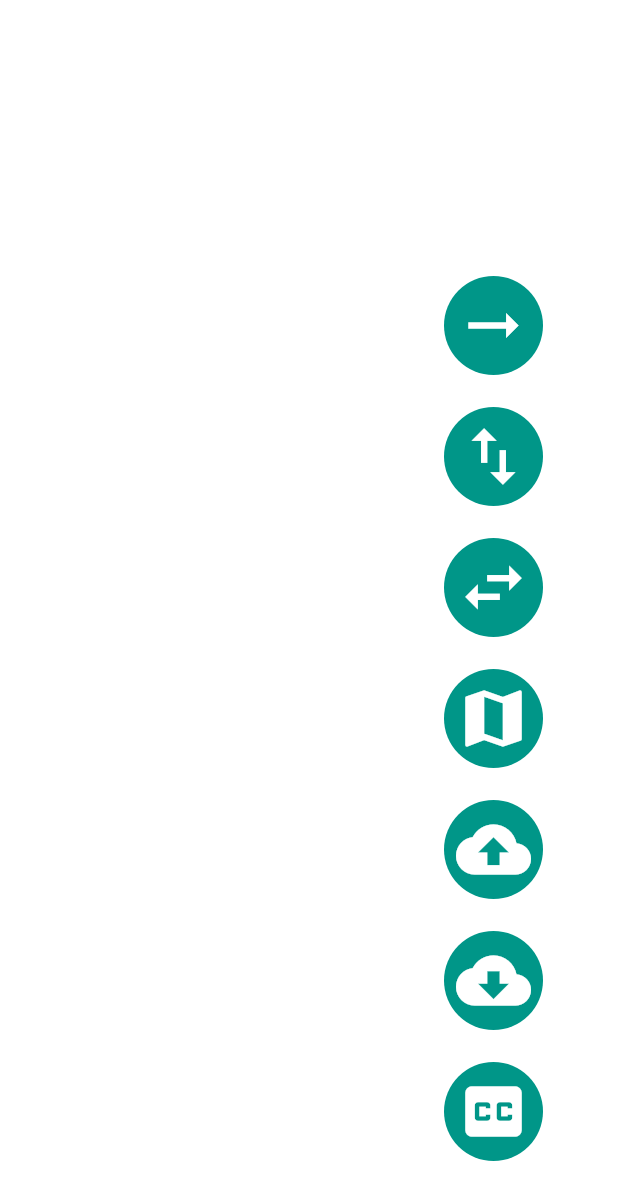
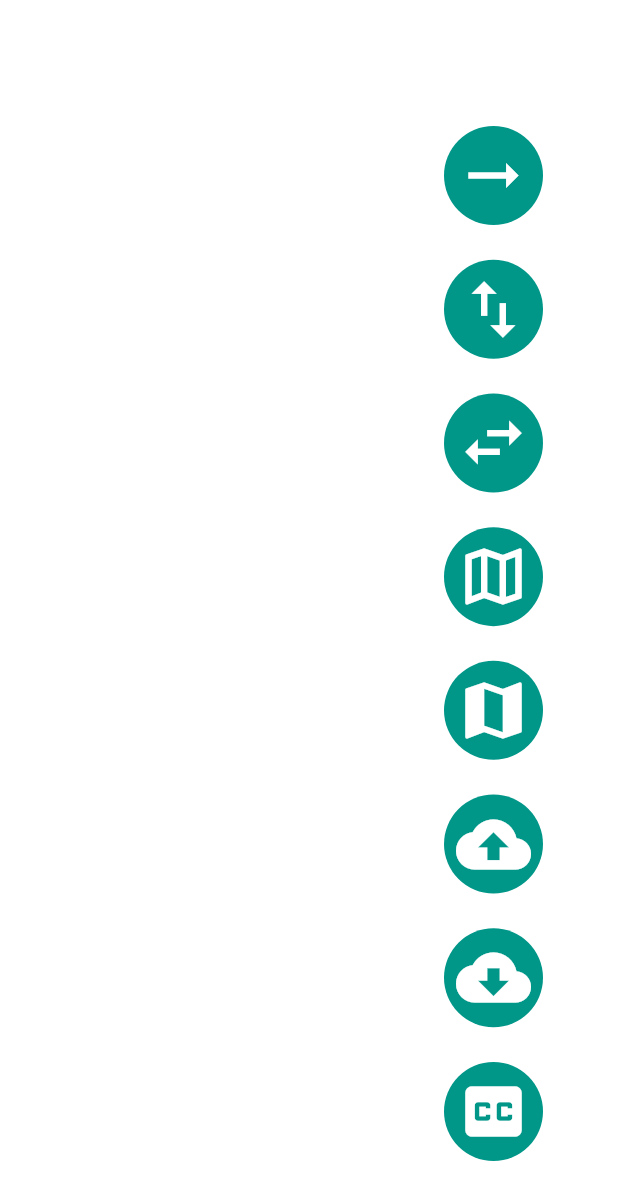
Before and after one commit to jawwr/lab-5-graph, a Flutter app: the screen it shows after launch, on a phone screen of 412 x 824 dp. Shown: the top 1200 px of the screen. Run offline on Flutter 3.47's test engine with Material 2 defaults, Android fonts, the phone set to English and light mode, and no system bars; our stand-ins replace file_picker, toast; missing offline and left inert: file_saver.

Commit message:
доделано второе задание

```diff
--- a/lib/widgets/menu.dart
+++ b/lib/widgets/menu.dart
@@ -9,6 +9,7 @@ class Menu extends StatefulWidget {
   final Function() openSubtitles;
   final Function() minWay;
   final Function() addEdge;
+  final Function() maxWay;
 
   const Menu(
       {Key? key,
@@ -18,7 +19,8 @@ class Menu extends StatefulWidget {
       required this.uploadFile,
       required this.openSubtitles,
       required this.minWay,
-      required this.addEdge})
+      required this.addEdge,
+      required this.maxWay})
       : super(key: key);
 
   @override
@@ -29,7 +31,7 @@ class _Menu extends State<Menu> {
   @override
   Widget build(BuildContext context) {
     return Container(
-      height: 600,
+      height: 700,
       child: Column(
         mainAxisSize: MainAxisSize.max,
         mainAxisAlignment: MainAxisAlignment.spaceBetween,
@@ -45,6 +47,10 @@ class _Menu extends State<Menu> {
           _MenuIcon(
             func: widget.breadthSearch,
             icon: Icons.swap_horiz,
+          ),
+          _MenuIcon(
+            func: widget.maxWay,
+            icon: Icons.map_outlined,
           ),
           _MenuIcon(
             func: widget.minWay,
```
Also changed, not shown: lib/widgets/graph.dart (+11 -11 lines).
